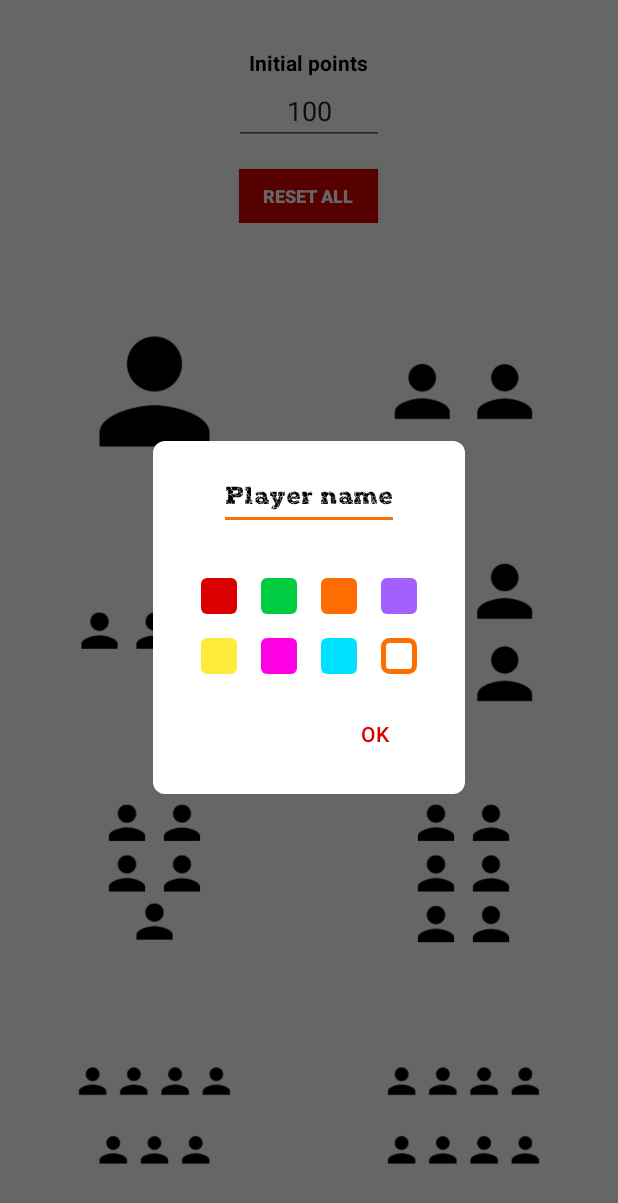
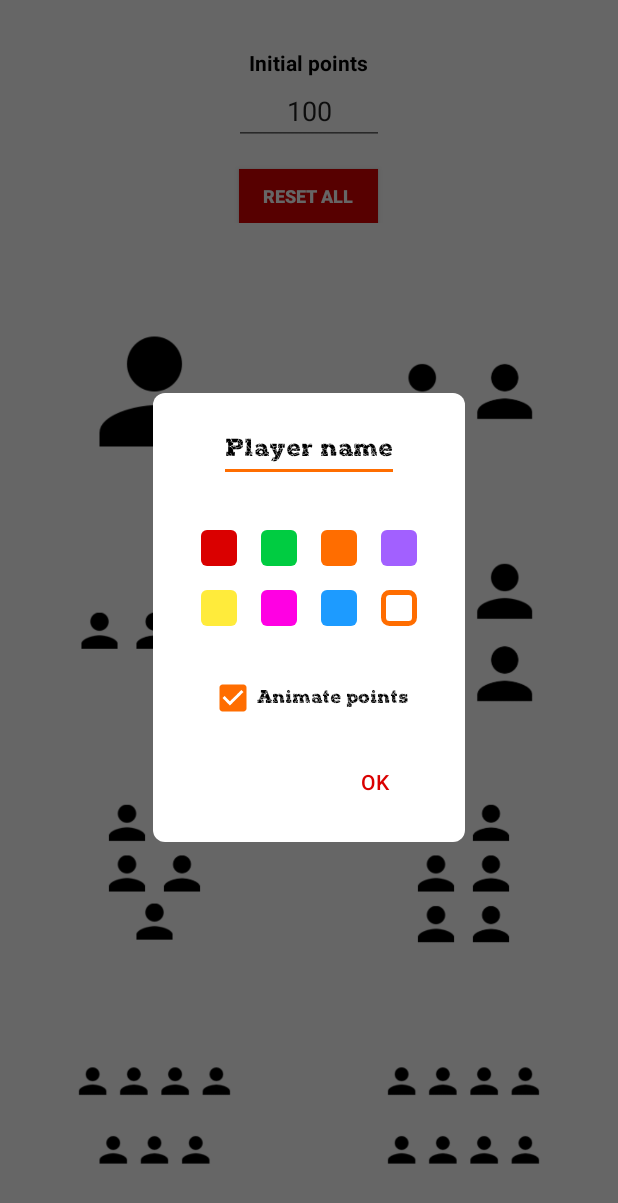
Before and after one commit to ernestovega/PointScorer, an Android app: the fragment PlayerSettingsDialogFragment placed in its activity, on a phone screen of 412 x 824 dp. Shown: the top 1203 px of the screen. Run offline under Robolectric (Android 15) with nearby library versions, the phone set to English and light mode, and no system bars; our stand-ins replace Dagger/Hilt's generated code.

Commit message:
Shield points animation made optional by setting

```diff
--- a/app/src/main/java/com/etologic/pointscorer/app/main/fragments/player/PlayerSettingsDialogFragment.kt
+++ b/app/src/main/java/com/etologic/pointscorer/app/main/fragments/player/PlayerSettingsDialogFragment.kt
@@ -10,7 +10,7 @@ import androidx.core.widget.doOnTextChanged
 import androidx.fragment.app.DialogFragment
 import com.etologic.pointscorer.R
 import com.etologic.pointscorer.app.utils.ViewExtensions.hideKeyboard
-import com.etologic.pointscorer.databinding.GamePlayerSettingsDialogfragmentBinding
+import com.etologic.pointscorer.databinding.GamePlayerSettingsDialogFragmentBinding
 
 class PlayerSettingsDialogFragment : DialogFragment() {
 
@@ -19,18 +19,21 @@ class PlayerSettingsDialogFragment : DialogFragment() {
         const val TAG = "PlayerSettingsDialogFragment"
         const val KEY_INITIAL_COLOR = "key_initial_color"
         const val KEY_INITIAL_NAME = "key_initial_name"
+        const val KEY_USE_ANIMATION = "key_use_animation"
     }
 
     interface PlayerDialogListener {
 
         fun onColorChanged(color: Int)
         fun onNameChanged(name: String)
+        fun onUseAnimationChanged(animate: Boolean)
     }
 
-    private var _binding: GamePlayerSettingsDialogfragmentBinding? = null
+    private var _binding: GamePlayerSettingsDialogFragmentBinding? = null
     private val binding get() = _binding!!
     private var initialColor: Int? = null
     private var initialName: String? = null
+    private var useAnimation: Boolean = true
     private var playerDialogListener: PlayerDialogListener? = null
     private var redColor: Int? = null
     private var orangeColor: Int? = null
@@ -55,7 +58,7 @@ class PlayerSettingsDialogFragment : DialogFragment() {
     }
 
     override fun onCreateView(inflater: LayoutInflater, container: ViewGroup?, savedInstanceState: Bundle?): View {
-        _binding = GamePlayerSettingsDialogfragmentBinding.inflate(inflater, container, false)
+        _binding = GamePlayerSettingsDialogFragmentBinding.inflate(inflater, container, false)
         return binding.root
     }
 
@@ -64,6 +67,7 @@ class PlayerSettingsDialogFragment : DialogFragment() {
         initValues()
         initName()
         selectColor(initialColor)
+        markUseAnimation(useAnimation)
         initListeners()
         binding.etName.requestFocus()
     }
@@ -89,6 +93,7 @@ class PlayerSettingsDialogFragment : DialogFragment() {
         arguments?.let { arguments ->
             initialColor = whiteColor?.let { arguments.getInt(KEY_INITIAL_COLOR, it) }
             initialName = arguments.getString(KEY_INITIAL_NAME, getString(R.string.player_name))
+            useAnimation = arguments.getBoolean(KEY_USE_ANIMATION, true)
         }
     }
 
@@ -98,6 +103,12 @@ class PlayerSettingsDialogFragment : DialogFragment() {
     }
 
     private fun selectColor(selectedColor: Int?) {
+
+        fun setNameColor(textColor: Int?, hintColor: Int?) {
+            textColor?.let { binding.etName.setTextColor(it) }
+            hintColor?.let { binding.etName.setHintTextColor(it) }
+        }
+
         with(binding) {
             vColorRed.isSelected = false
             vColorOrange.isSelected = false
@@ -144,9 +155,8 @@ class PlayerSettingsDialogFragment : DialogFragment() {
         }
     }
 
-    private fun setNameColor(textColor: Int?, hintColor: Int?) {
-        textColor?.let { binding.etName.setTextColor(it) }
-        hintColor?.let { binding.etName.setHintTextColor(it) }
+    private fun markUseAnimation(animate: Boolean) {
+        binding.cbUseAnimation.isChecked = animate
     }
 
     private fun initListeners() {
@@ -186,6 +196,10 @@ class PlayerSettingsDialogFragment : DialogFragment() {
                 whiteColor?.let { color -> playerDialogListener?.onColorChanged(color) }
             }
 
+            cbUseAnimation.setOnCheckedChangeListener { _, isChecked ->
+                playerDialogListener?.onUseAnimationChanged(isChecked)
+            }
+
             btOk.setOnClickListener {
                 etName.hideKeyboard()
                 dismiss()
--- a/app/src/main/res/layout/game_player_settings_dialogfragment.xml
+++ b/app/src/main/res/layout/game_player_settings_dialog_fragment.xml
@@ -130,6 +130,17 @@
 
             </LinearLayout>
 
+            <androidx.appcompat.widget.AppCompatCheckBox
+                android:id="@+id/cbUseAnimation"
+                android:layout_width="wrap_content"
+                android:layout_height="wrap_content"
+                android:layout_marginTop="32dp"
+                app:buttonTint="@color/colorAccent"
+                android:fontFamily="@font/rock_on"
+                android:text="@string/animate_points"
+                android:textColor="@color/black"
+                android:textSize="12sp" />
+
             <androidx.appcompat.widget.AppCompatButton
                 android:id="@+id/btOk"
                 style="?borderlessButtonStyle"
@@ -141,7 +152,7 @@
                 android:layout_marginRight="16dp"
                 android:layout_marginBottom="16dp"
                 android:background="@color/ripple"
-                android:text="@android:string/ok"
+                android:text="@string/ok"
                 android:textColor="@color/red" />
 
         </LinearLayout>
--- a/app/src/main/res/menu/game_player_menu.xml
+++ b/app/src/main/res/menu/game_player_menu.xml
@@ -4,7 +4,7 @@
     <item
         android:id="@+id/menu_edit_player"
         android:icon="@android:drawable/ic_menu_manage"
-        android:title="@string/name_and_color" />
+        android:title="@string/settings" />
 
     <item
         android:id="@+id/menu_restart_points"
--- a/app/src/main/res/values/colors.xml
+++ b/app/src/main/res/values/colors.xml
@@ -14,7 +14,7 @@
     <color name="red">#DA0000</color>
     <color name="orange">#ff6d00</color>
     <color name="green">#00CC41</color>
-    <color name="blue">#00E1FF</color>
+    <color name="blue">#1D9BFF</color>
     <color name="yellow">#FFEB3B</color>
     <color name="purple">#A260FF</color>
     <color name="pink">#FF00E3</color>
--- a/app/src/main/res/values/strings.xml
+++ b/app/src/main/res/values/strings.xml
@@ -35,15 +35,17 @@
     <string name="player_7_options">Player 7 options</string>
     <string name="player_8_options">Player 8 options</string>
 
+    <string name="animate_points">Animate points</string>
     <string name="restore_points">Restore points</string>
     <string name="restore_all_points">Restore all points</string>
     <string name="this_will_restore_all_points">This will restore everybody\'s points to %d</string>
     <string name="error_initial_points">Please enter a valid number, must be less than 10.000.</string>
-    <string name="name_and_color">Name and color</string>
+    <string name="settings">Settings</string>
     <string name="close">Close</string>
     <string name="are_you_sure">Are you sure?</string>
     <string name="restart_x_points_to_y">This will restore %s points to %d</string>
     <string name="your">your</string>
     <string name="restart_all_points_to_y">This will restore everybody\'s points to %d</string>
+    <string name="ok">Ok</string>
 
 </resources>
```
Also changed, not shown: app/src/main/java/com/etologic/pointscorer/app/main/fragments/player/PlayerFragment.kt (+27 -19 lines), app/src/main/java/com/etologic/pointscorer/app/main/fragments/player/PlayerFragmentViewModel.kt (+9 -3 lines), app/src/main/java/com/etologic/pointscorer/data/repositories/players/PlayersMemoryDataSource.kt (+7 -0 lines), app/src/main/java/com/etologic/pointscorer/data/repositories/players/PlayersRepository.kt (+10 -0 lines), app/src/main/java/com/etologic/pointscorer/data/repositories/players/PlayersSharedPrefsDataSource.kt (+14 -0 lines).
